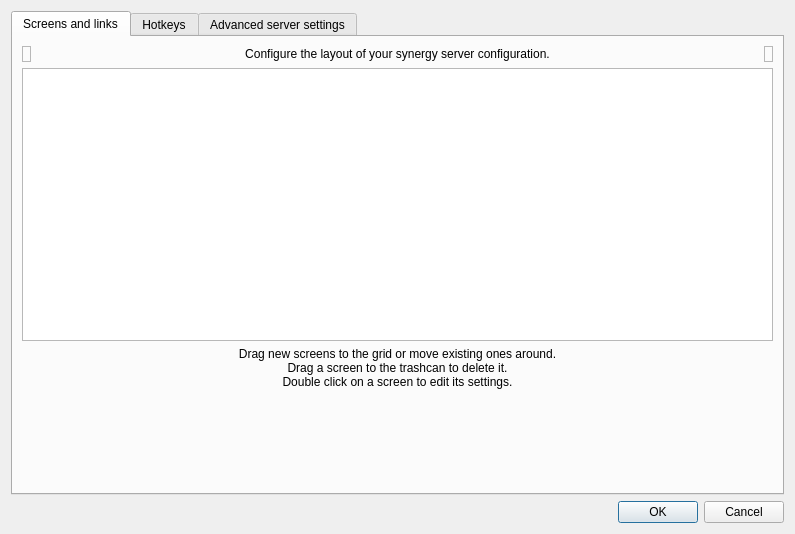
Above: src/gui/src/ServerConfigDialogBase.ui from deskflow/deskflow before the change. Below: the same form after it.
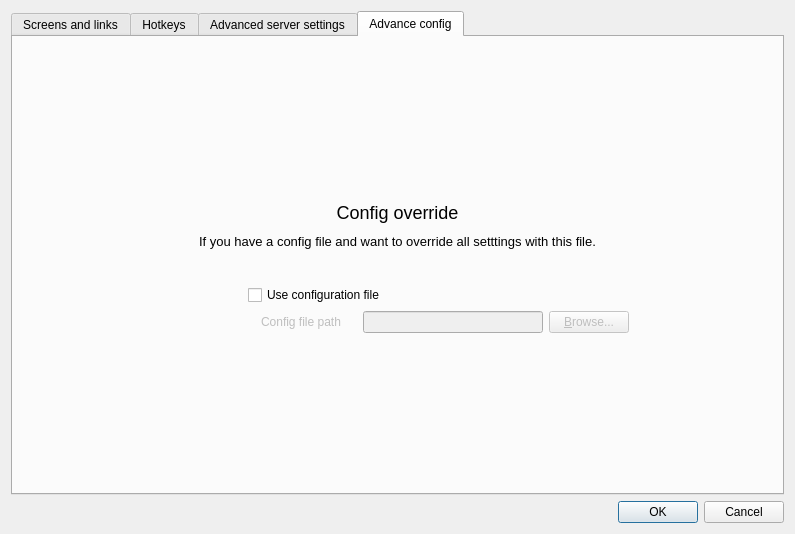
That is the form after the change. The open tabs and pages were chosen to show the change. Icons and pictures are not drawn. Custom widgets are drawn as their Qt base class.

The edit to the form file:
```diff
--- a/src/gui/src/ServerConfigDialogBase.ui
+++ b/src/gui/src/ServerConfigDialogBase.ui
@@ -681,6 +681,267 @@
        </item>
       </layout>
      </widget>
+     <widget class="QWidget" name="m_pTabAdvancedConfig">
+      <property name="sizePolicy">
+       <sizepolicy hsizetype="Preferred" vsizetype="Preferred">
+        <horstretch>0</horstretch>
+        <verstretch>0</verstretch>
+       </sizepolicy>
+      </property>
+      <attribute name="title">
+       <string>Advance config</string>
+      </attribute>
+      <layout class="QVBoxLayout" name="verticalLayout_2">
+       <item>
+        <layout class="QVBoxLayout" name="verticalLayout">
+         <item>
+          <spacer name="verticalSpacer_2">
+           <property name="orientation">
+            <enum>Qt::Vertical</enum>
+           </property>
+           <property name="sizeHint" stdset="0">
+            <size>
+             <width>20</width>
+             <height>40</height>
+            </size>
+           </property>
+          </spacer>
+         </item>
+         <item>
+          <widget class="QLabel" name="label_5">
+           <property name="text">
+            <string>&lt;html&gt;&lt;head/&gt;&lt;body&gt;&lt;p style=&quot;text-align: center; font-family: Arial; font-size: 18px; line-height: 25px;&quot;&gt;Config override&lt;/p&gt;&lt;/body&gt;&lt;/html&gt;</string>
+           </property>
+           <property name="textFormat">
+            <enum>Qt::RichText</enum>
+           </property>
+          </widget>
+         </item>
+         <item>
+          <spacer name="verticalSpacer_3">
+           <property name="orientation">
+            <enum>Qt::Vertical</enum>
+           </property>
+           <property name="sizeType">
+            <enum>QSizePolicy::Minimum</enum>
+           </property>
+           <property name="sizeHint" stdset="0">
+            <size>
+             <width>20</width>
+             <height>5</height>
+            </size>
+           </property>
+          </spacer>
+         </item>
+         <item>
+          <widget class="QLabel" name="label_6">
+           <property name="text">
+            <string>&lt;html&gt;&lt;head/&gt;&lt;body&gt;&lt;p style=&quot;text-align: center; font-size: 13px; font-family: Arial; line-hegiht: 18px;&quot;&gt;If you have a config file and want to override all setttings with this file.&lt;/p&gt;&lt;/body&gt;&lt;/html&gt;</string>
+           </property>
+           <property name="textFormat">
+            <enum>Qt::RichText</enum>
+           </property>
+          </widget>
+         </item>
+         <item>
+          <spacer name="verticalSpacer_4">
+           <property name="orientation">
+            <enum>Qt::Vertical</enum>
+           </property>
+           <property name="sizeType">
+            <enum>QSizePolicy::Maximum</enum>
+           </property>
+           <property name="sizeHint" stdset="0">
+            <size>
+             <width>20</width>
+             <height>30</height>
+            </size>
+           </property>
+          </spacer>
+         </item>
+         <item>
+          <layout class="QHBoxLayout" name="horizontalLayout_2">
+           <property name="leftMargin">
+            <number>0</number>
+           </property>
+           <property name="topMargin">
+            <number>0</number>
+           </property>
+           <item>
+            <spacer name="horizontalSpacer_2">
+             <property name="orientation">
+              <enum>Qt::Horizontal</enum>
+             </property>
+             <property name="sizeType">
+              <enum>QSizePolicy::Expanding</enum>
+             </property>
+             <property name="sizeHint" stdset="0">
+              <size>
+               <width>40</width>
+               <height>20</height>
+              </size>
+             </property>
+            </spacer>
+           </item>
+           <item>
+            <widget class="QCheckBox" name="m_pCheckBoxUseExternalConfig">
+             <property name="sizePolicy">
+              <sizepolicy hsizetype="Fixed" vsizetype="Fixed">
+               <horstretch>0</horstretch>
+               <verstretch>0</verstretch>
+              </sizepolicy>
+             </property>
+             <property name="minimumSize">
+              <size>
+               <width>300</width>
+               <height>0</height>
+              </size>
+             </property>
+             <property name="text">
+              <string>Use configuration file</string>
+             </property>
+            </widget>
+           </item>
+           <item>
+            <spacer name="horizontalSpacer_3">
+             <property name="orientation">
+              <enum>Qt::Horizontal</enum>
+             </property>
+             <property name="sizeType">
+              <enum>QSizePolicy::Expanding</enum>
+             </property>
+             <property name="sizeHint" stdset="0">
+              <size>
+               <width>40</width>
+               <height>20</height>
+              </size>
+             </property>
+            </spacer>
+           </item>
+          </layout>
+         </item>
+         <item>
+          <layout class="QHBoxLayout" name="horizontalLayout_3">
+           <property name="leftMargin">
+            <number>95</number>
+           </property>
+           <property name="topMargin">
+            <number>0</number>
+           </property>
+           <item>
+            <spacer name="horizontalSpacer_4">
+             <property name="orientation">
+              <enum>Qt::Horizontal</enum>
+             </property>
+             <property name="sizeType">
+              <enum>QSizePolicy::Expanding</enum>
+             </property>
+             <property name="sizeHint" stdset="0">
+              <size>
+               <width>40</width>
+               <height>20</height>
+              </size>
+             </property>
+            </spacer>
+           </item>
+           <item>
+            <widget class="QLabel" name="m_pLabelConfigFile">
+             <property name="enabled">
+              <bool>false</bool>
+             </property>
+             <property name="sizePolicy">
+              <sizepolicy hsizetype="Fixed" vsizetype="Preferred">
+               <horstretch>0</horstretch>
+               <verstretch>0</verstretch>
+              </sizepolicy>
+             </property>
+             <property name="minimumSize">
+              <size>
+               <width>96</width>
+               <height>0</height>
+              </size>
+             </property>
+             <property name="text">
+              <string>Config file path</string>
+             </property>
+            </widget>
+           </item>
+           <item>
+            <widget class="QLineEdit" name="m_pEditConfigFile">
+             <property name="enabled">
+              <bool>false</bool>
+             </property>
+             <property name="sizePolicy">
+              <sizepolicy hsizetype="Fixed" vsizetype="Fixed">
+               <horstretch>0</horstretch>
+               <verstretch>0</verstretch>
+              </sizepolicy>
+             </property>
+             <property name="minimumSize">
+              <size>
+               <width>180</width>
+               <height>0</height>
+              </size>
+             </property>
+            </widget>
+           </item>
+           <item>
+            <widget class="QPushButton" name="m_pButtonBrowseConfigFile">
+             <property name="enabled">
+              <bool>false</bool>
+             </property>
+             <property name="sizePolicy">
+              <sizepolicy hsizetype="Fixed" vsizetype="Fixed">
+               <horstretch>0</horstretch>
+               <verstretch>0</verstretch>
+              </sizepolicy>
+             </property>
+             <property name="minimumSize">
+              <size>
+               <width>40</width>
+               <height>0</height>
+              </size>
+             </property>
+             <property name="text">
+              <string>&amp;Browse...</string>
+             </property>
+            </widget>
+           </item>
+           <item>
+            <spacer name="horizontalSpacer_5">
+             <property name="orientation">
+              <enum>Qt::Horizontal</enum>
+             </property>
+             <property name="sizeType">
+              <enum>QSizePolicy::Expanding</enum>
+             </property>
+             <property name="sizeHint" stdset="0">
+              <size>
+               <width>40</width>
+               <height>20</height>
+              </size>
+             </property>
+            </spacer>
+           </item>
+          </layout>
+         </item>
+         <item>
+          <spacer name="verticalSpacer">
+           <property name="orientation">
+            <enum>Qt::Vertical</enum>
+           </property>
+           <property name="sizeHint" stdset="0">
+            <size>
+             <width>20</width>
+             <height>40</height>
+            </size>
+           </property>
+          </spacer>
+         </item>
+        </layout>
+       </item>
+      </layout>
+     </widget>
     </widget>
    </item>
    <item>
```
